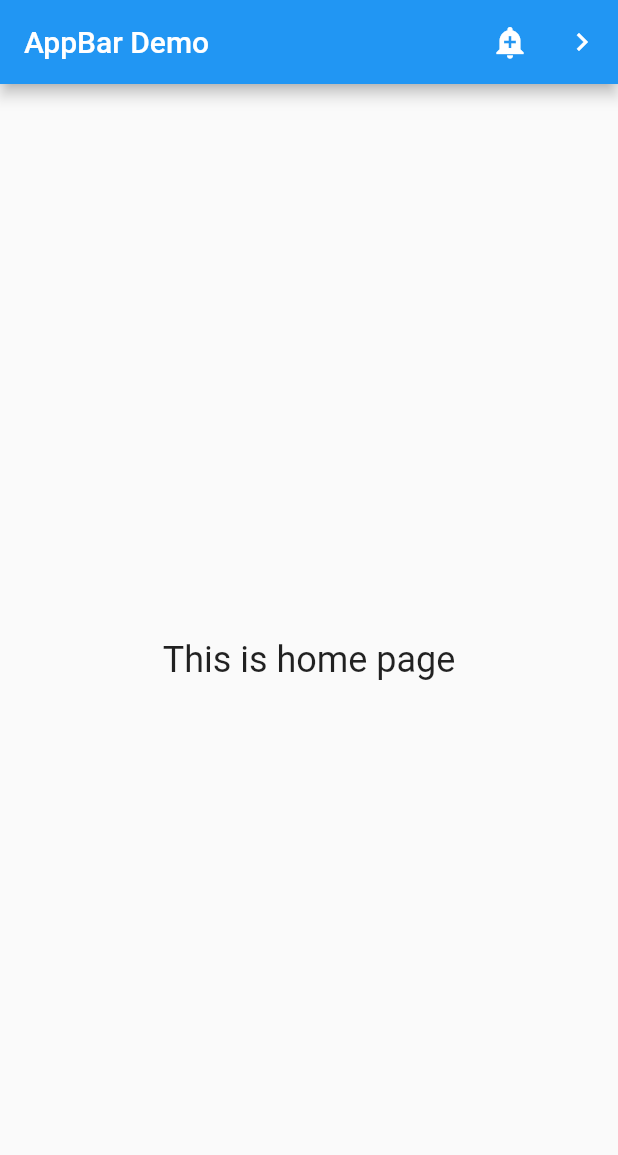
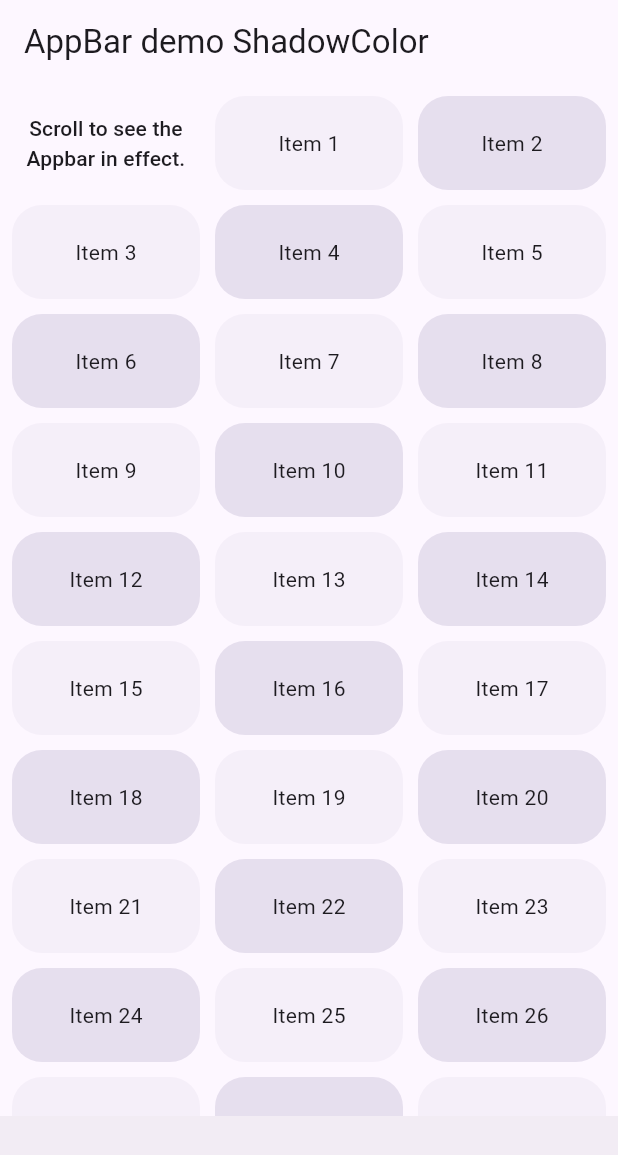
Before and after one commit to khanh-kk/Flutter_AppBar, a Flutter app: the screen it shows after launch, on a phone screen of 412 x 824 dp. Shown: the top 1155 px of the screen. Run offline on Flutter 3.47's test engine with Material 2 defaults, Android fonts, the phone set to English and light mode, and no system bars.

Commit message:
appBar with shadowColor

```diff
--- /dev/null
+++ b/lib/app_bar_ex2.dart
@@ -0,0 +1,64 @@
+//AppBar widget with the shadowColor and scrolledUnderElevation
+
+import 'package:flutter/material.dart';
+
+final List<int> _items = List<int>.generate(51, (index) => index);
+
+class MyAppBar2 extends StatefulWidget {
+  const MyAppBar2({super.key});
+
+  @override
+  State<MyAppBar2> createState() => _MyAppBar2State();
+}
+
+class _MyAppBar2State extends State<MyAppBar2> {
+  bool _shadowColor = false;
+  double? _scrolledUnderElevator;
+  @override
+  Widget build(BuildContext context) {
+    final ColorScheme _colorScheme = Theme.of(context).colorScheme;
+    final Color _oddItemColor = _colorScheme.primary.withOpacity(0.05);
+    final Color _evenItemColor = _colorScheme.primary.withOpacity(0.15);
+
+    return Scaffold(
+      appBar: AppBar(
+        title: const Text('AppBar demo ShadowColor'),
+        scrolledUnderElevation: _scrolledUnderElevator,
+        shadowColor: _shadowColor ? Theme.of(context).colorScheme.shadow : null,
+      ),
+      body: GridView.builder(
+        padding: const EdgeInsets.all(8.0),
+        itemCount: _items.length,
+        gridDelegate: const SliverGridDelegateWithFixedCrossAxisCount(
+          crossAxisCount: 3,
+          childAspectRatio: 2.0,
+          mainAxisSpacing: 10.0,
+          crossAxisSpacing: 10.0,
+        ),
+        itemBuilder: (BuildContext context, int index) {
+          if (index == 0) {
+            return Center(
+              child: Text(
+                'Scroll to see the Appbar in effect.',
+                style: Theme.of(context).textTheme.labelLarge,
+                textAlign: TextAlign.center,
+              ),
+            );
+          }
+
+          return Container(
+            alignment: Alignment.center,
+            decoration: BoxDecoration(
+              borderRadius: BorderRadius.circular(20.0),
+              color: _items[index].isOdd ? _oddItemColor : _evenItemColor,
+            ),
+            child: Text('Item $index'),
+          );
+        },
+      ),
+      bottomNavigationBar: BottomAppBar(
+        child: OverflowBar(),
+      ),
+    );
+  }
+}
--- a/lib/main.dart
+++ b/lib/main.dart
@@ -1,6 +1,8 @@
 import 'package:app_bar_ex/app_bar_actions.dart';
+import 'package:app_bar_ex/app_bar_ex2.dart';
 import 'package:flutter/material.dart';
 
+final List<int> _items = List<int>.generate(51, (index) => index);
 void main() {
   runApp(const AppBarApp());
 }
@@ -10,8 +12,13 @@ class AppBarApp extends StatelessWidget {
 
   @override
   Widget build(BuildContext context) {
-    return const MaterialApp(
-      home: AppBarActions(),
+    return MaterialApp(
+      theme: ThemeData(
+        colorSchemeSeed: const Color(0xff6750a4),
+        useMaterial3: true,
+      ),
+      // home: AppBarActions(),
+      home: MyAppBar2(),
     );
   }
 }
```
Also changed, not shown: pubspec.lock.
